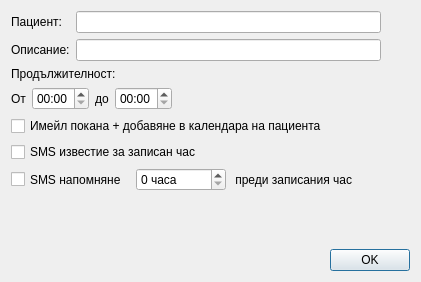
thefinalcutbg/DinoDent, file src/View/Widgets/CalendarEventDialog.ui: the form before one commit.
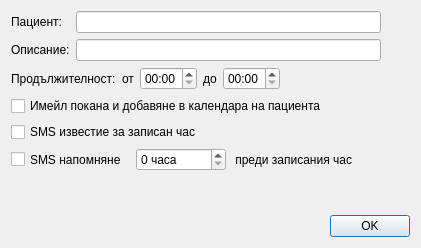
The form after the commit.

Patch:
```diff
--- a/src/View/Widgets/CalendarEventDialog.ui
+++ b/src/View/Widgets/CalendarEventDialog.ui
@@ -7,7 +7,7 @@
     <x>0</x>
     <y>0</y>
     <width>421</width>
-    <height>282</height>
+    <height>248</height>
    </rect>
   </property>
   <property name="minimumSize">
@@ -97,6 +97,8 @@
     </layout>
    </item>
    <item>
+    <layout class="QHBoxLayout" name="horizontalLayout">
+     <item>
     <widget class="QLabel" name="label_2">
      <property name="text">
       <string>Продължителност:</string>
@@ -104,11 +106,9 @@
     </widget>
    </item>
    <item>
-    <layout class="QHBoxLayout" name="horizontalLayout">
-     <item>
       <widget class="QLabel" name="label_3">
        <property name="text">
-        <string>От</string>
+        <string>от</string>
        </property>
       </widget>
      </item>
@@ -178,7 +178,7 @@
       <item>
        <widget class="QCheckBox" name="emailCheck">
         <property name="text">
-         <string>Имейл покана + добавяне в календара на пациента</string>
+         <string>Имейл покана и добавяне в календара на пациента</string>
         </property>
        </widget>
       </item>
```
Lines whose indentation alone changed are shown as unchanged.
